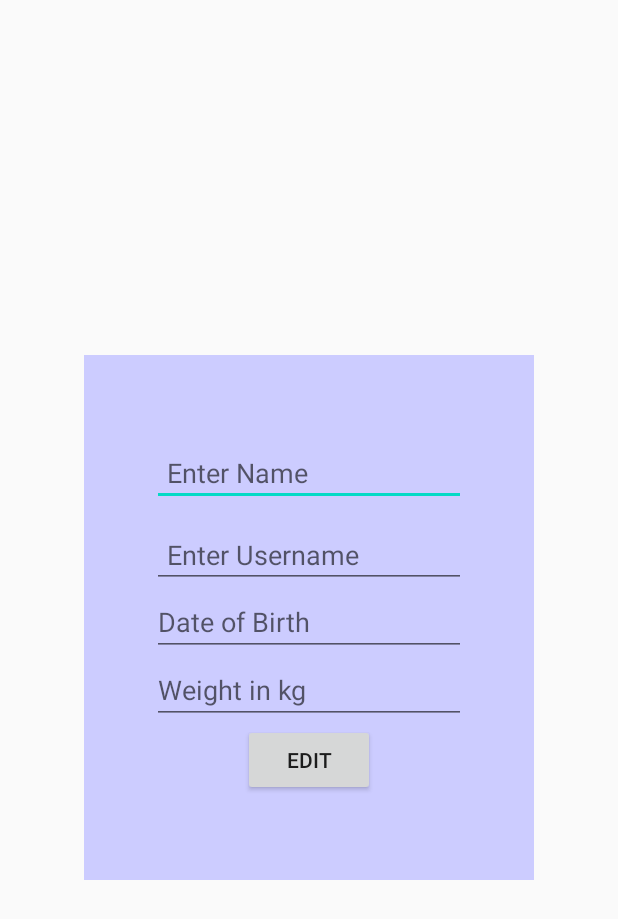
After one commit to rijumanandhar/ActiveDash, an Android app: the layout floating_edit_profile.xml on its own in the app's theme, with its tools: preview values and no code run, on a phone screen of 412 x 824 dp. The commit adds this screen. Shown: the top 919 px of the screen. Run offline under Robolectric (Android 15) with nearby library versions, the phone set to English and light mode, and no system bars.

Commit message:
edit profile pop up implemented

```diff
--- a/app/build.gradle
+++ b/app/build.gradle
@@ -69,6 +69,9 @@ dependencies {
     //google fit
     implementation 'com.google.android.gms:play-services-fitness:18.0.0'
     implementation 'com.google.android.gms:play-services-auth:18.0.0'
+
+    //graphview
+    implementation 'com.jjoe64:graphview:4.2.2'
 }
 
 apply plugin: 'com.google.gms.google-services'
--- /dev/null
+++ b/app/src/main/res/layout/floating_edit_profile.xml
@@ -0,0 +1,55 @@
+<?xml version="1.0" encoding="utf-8"?>
+<LinearLayout xmlns:android="http://schemas.android.com/apk/res/android"
+    android:layout_width="300dp"
+    android:layout_height="350dp"
+    android:orientation="vertical"
+    android:background="#CCCCFF"
+    android:layout_gravity="center"
+    android:padding="25dp">
+
+    <LinearLayout
+        android:layout_width="match_parent"
+        android:layout_height="match_parent"
+        android:id="@+id/mainRegisterLayout"
+        android:padding="20dp"
+        android:orientation="vertical"
+        android:gravity="center">
+
+        <EditText
+            android:id="@+id/nameTextFloat"
+            android:layout_width="match_parent"
+            android:layout_height="wrap_content"
+            android:hint="Enter Name"
+            android:padding="10dp"/>
+
+        <EditText
+            android:id="@+id/userNameTextFloat"
+            android:layout_width="match_parent"
+            android:layout_height="wrap_content"
+            android:layout_marginTop="10dp"
+            android:hint="Enter Username"
+            android:padding="10dp"/>
+
+        <EditText
+            android:id="@+id/dobTextFloat"
+            android:layout_width="match_parent"
+            android:layout_height="wrap_content"
+            android:ems="10"
+            android:hint="Date of Birth"
+            android:inputType="date"/>
+
+        <EditText
+            android:id="@+id/weightTextFloat"
+            android:layout_width="match_parent"
+            android:layout_height="wrap_content"
+            android:ems="10"
+            android:hint="Weight in kg" />
+
+        <Button
+            android:id="@+id/editButtonFloat"
+            android:layout_width="wrap_content"
+            android:layout_height="wrap_content"
+            android:text="Edit"/>
+    </LinearLayout>
+
+</LinearLayout>
```
Also changed, not shown: app/src/main/java/com/example/activedash/Repository.java (+7 -1 lines), app/src/main/java/com/example/activedash/profile/ProfileFragment.java (+86 -3 lines), app/src/main/java/com/example/activedash/profile/ProfileViewModel.java (+8 -0 lines), app/src/main/res/layout/fragment_profile.xml (+30 -2 lines).
